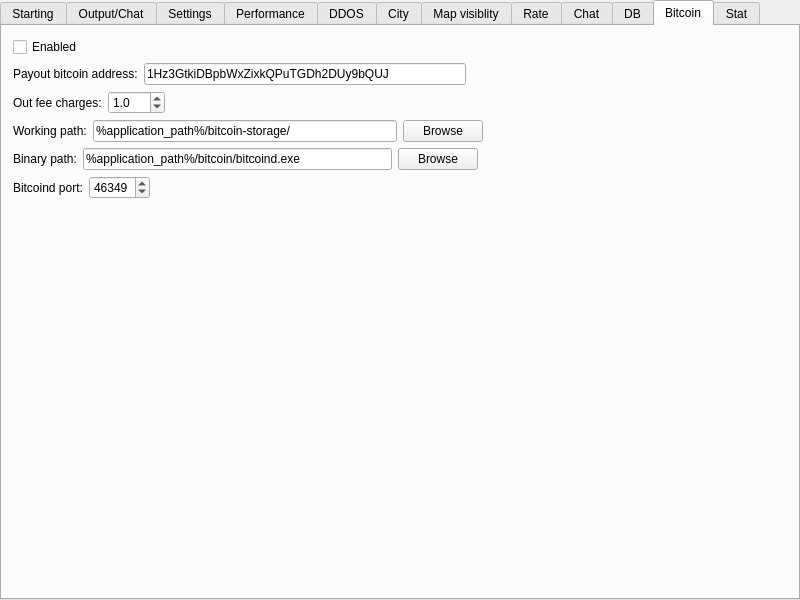
The window that server/MainWindow.ui (alphaonex86/CatchChallenger) describes before a commit, drawn with Qt 5.
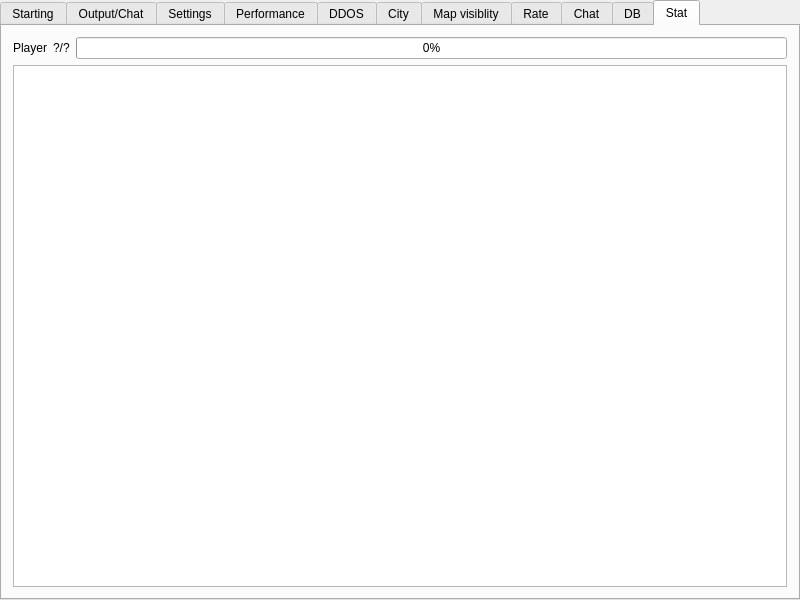
The same window after the commit. The open tabs and pages were chosen to show the change. Icons and pictures are not drawn.

What changed in the file:
```diff
--- a/server/MainWindow.ui
+++ b/server/MainWindow.ui
@@ -1516,255 +1516,6 @@
         </item>
        </layout>
       </widget>
-      <widget class="QWidget" name="tab_bitcoin">
-       <attribute name="title">
-        <string notr="true">Bitcoin</string>
-       </attribute>
-       <layout class="QVBoxLayout" name="verticalLayout_8">
-        <item>
-         <layout class="QHBoxLayout" name="horizontalLayout_11">
-          <item>
-           <widget class="QCheckBox" name="bitcoin_enabled">
-            <property name="text">
-             <string>Enabled</string>
-            </property>
-           </widget>
-          </item>
-          <item>
-           <spacer name="horizontalSpacer_11">
-            <property name="orientation">
-             <enum>Qt::Horizontal</enum>
-            </property>
-            <property name="sizeHint" stdset="0">
-             <size>
-              <width>40</width>
-              <height>20</height>
-             </size>
-            </property>
-           </spacer>
-          </item>
-         </layout>
-        </item>
-        <item>
-         <layout class="QHBoxLayout" name="horizontalLayout_7">
-          <item>
-           <widget class="QLabel" name="label_25">
-            <property name="text">
-             <string>Payout bitcoin address:</string>
-            </property>
-           </widget>
-          </item>
-          <item>
-           <widget class="QLineEdit" name="bitcoin_address">
-            <property name="toolTip">
-             <string notr="true">1Hz3GtkiDBpbWxZixkQPuTGDh2DUy9bQUJ</string>
-            </property>
-            <property name="text">
-             <string>1Hz3GtkiDBpbWxZixkQPuTGDh2DUy9bQUJ</string>
-            </property>
-            <property name="placeholderText">
-             <string>Your bitcoin address where will go the fee charges</string>
-            </property>
-           </widget>
-          </item>
-          <item>
-           <spacer name="horizontalSpacer_7">
-            <property name="orientation">
-             <enum>Qt::Horizontal</enum>
-            </property>
-            <property name="sizeHint" stdset="0">
-             <size>
-              <width>40</width>
-              <height>20</height>
-             </size>
-            </property>
-           </spacer>
-          </item>
-         </layout>
-        </item>
-        <item>
-         <layout class="QHBoxLayout" name="horizontalLayout_8">
-          <item>
-           <widget class="QLabel" name="label_26">
-            <property name="text">
-             <string>Out fee charges:</string>
-            </property>
-           </widget>
-          </item>
-          <item>
-           <widget class="QDoubleSpinBox" name="bitcoin_fee">
-            <property name="decimals">
-             <number>1</number>
-            </property>
-            <property name="singleStep">
-             <double>0.500000000000000</double>
-            </property>
-            <property name="value">
-             <double>1.000000000000000</double>
-            </property>
-           </widget>
-          </item>
-          <item>
-           <spacer name="horizontalSpacer_8">
-            <property name="orientation">
-             <enum>Qt::Horizontal</enum>
-            </property>
-            <property name="sizeHint" stdset="0">
-             <size>
-              <width>40</width>
-              <height>20</height>
-             </size>
-            </property>
-           </spacer>
-          </item>
-         </layout>
-        </item>
-        <item>
-         <layout class="QHBoxLayout" name="horizontalLayout_10">
-          <item>
-           <widget class="QLabel" name="label_28">
-            <property name="text">
-             <string>Working path:</string>
-            </property>
-           </widget>
-          </item>
-          <item>
-           <widget class="QLineEdit" name="bitcoin_workingpath">
-            <property name="minimumSize">
-             <size>
-              <width>220</width>
-              <height>0</height>
-             </size>
-            </property>
-            <property name="toolTip">
-             <string>%application_path% is remplaced by the application path</string>
-            </property>
-            <property name="text">
-             <string>%application_path%/bitcoin-storage/</string>
-            </property>
-            <property name="placeholderText">
-             <string>%application_path% is remplaced by the application path</string>
-            </property>
-           </widget>
-          </item>
-          <item>
-           <widget class="QPushButton" name="bitcoin_workingpath_browse">
-            <property name="text">
-             <string>Browse</string>
-            </property>
-           </widget>
-          </item>
-          <item>
-           <spacer name="horizontalSpacer_10">
-            <property name="orientation">
-             <enum>Qt::Horizontal</enum>
-            </property>
-            <property name="sizeHint" stdset="0">
-             <size>
-              <width>40</width>
-              <height>20</height>
-             </size>
-            </property>
-           </spacer>
-          </item>
-         </layout>
-        </item>
-        <item>
-         <layout class="QHBoxLayout" name="horizontalLayout_12">
-          <item>
-           <widget class="QLabel" name="label_29">
-            <property name="text">
-             <string>Binary path:</string>
-            </property>
-           </widget>
-          </item>
-          <item>
-           <widget class="QLineEdit" name="bitcoin_binarypath">
-            <property name="toolTip">
-             <string>%application_path% is remplaced by the application path</string>
-            </property>
-            <property name="text">
-             <string>%application_path%/bitcoin/bitcoind.exe</string>
-            </property>
-            <property name="placeholderText">
-             <string>%application_path% is remplaced by the application path</string>
-            </property>
-           </widget>
-          </item>
-          <item>
-           <widget class="QPushButton" name="bitcoin_binarypath_browse">
-            <property name="text">
-             <string>Browse</string>
-            </property>
-           </widget>
-          </item>
-          <item>
-           <spacer name="horizontalSpacer_12">
-            <property name="orientation">
-             <enum>Qt::Horizontal</enum>
-            </property>
-            <property name="sizeHint" stdset="0">
-             <size>
-              <width>40</width>
-              <height>20</height>
-             </size>
-            </property>
-           </spacer>
-          </item>
-         </layout>
-        </item>
-        <item>
-         <layout class="QHBoxLayout" name="horizontalLayout_13">
-          <item>
-           <widget class="QLabel" name="label_30">
-            <property name="text">
-             <string>Bitcoind port:</string>
-            </property>
-           </widget>
-          </item>
-          <item>
-           <widget class="QSpinBox" name="bitcoin_port">
-            <property name="minimum">
-             <number>1</number>
-            </property>
-            <property name="maximum">
-             <number>65534</number>
-            </property>
-            <property name="value">
-             <number>46349</number>
-            </property>
-           </widget>
-          </item>
-          <item>
-           <spacer name="horizontalSpacer_13">
-            <property name="orientation">
-             <enum>Qt::Horizontal</enum>
-            </property>
-            <property name="sizeHint" stdset="0">
-             <size>
-              <width>40</width>
-              <height>20</height>
-             </size>
-            </property>
-           </spacer>
-          </item>
-         </layout>
-        </item>
-        <item>
-         <spacer name="verticalSpacer_8">
-          <property name="orientation">
-           <enum>Qt::Vertical</enum>
-          </property>
-          <property name="sizeHint" stdset="0">
-           <size>
-            <width>20</width>
-            <height>391</height>
-           </size>
-          </property>
-         </spacer>
-        </item>
-       </layout>
-      </widget>
       <widget class="QWidget" name="stat">
        <attribute name="title">
         <string>Stat</string>
```
Left out of the diff: 9 changed lines with no effect on the pictures.
